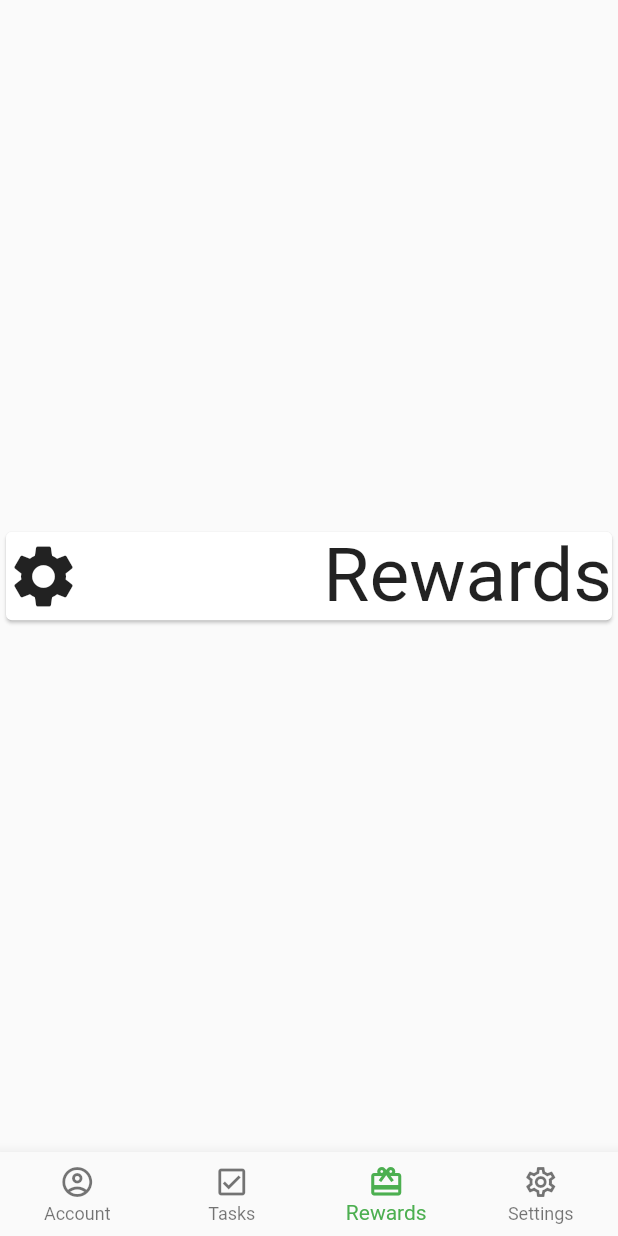
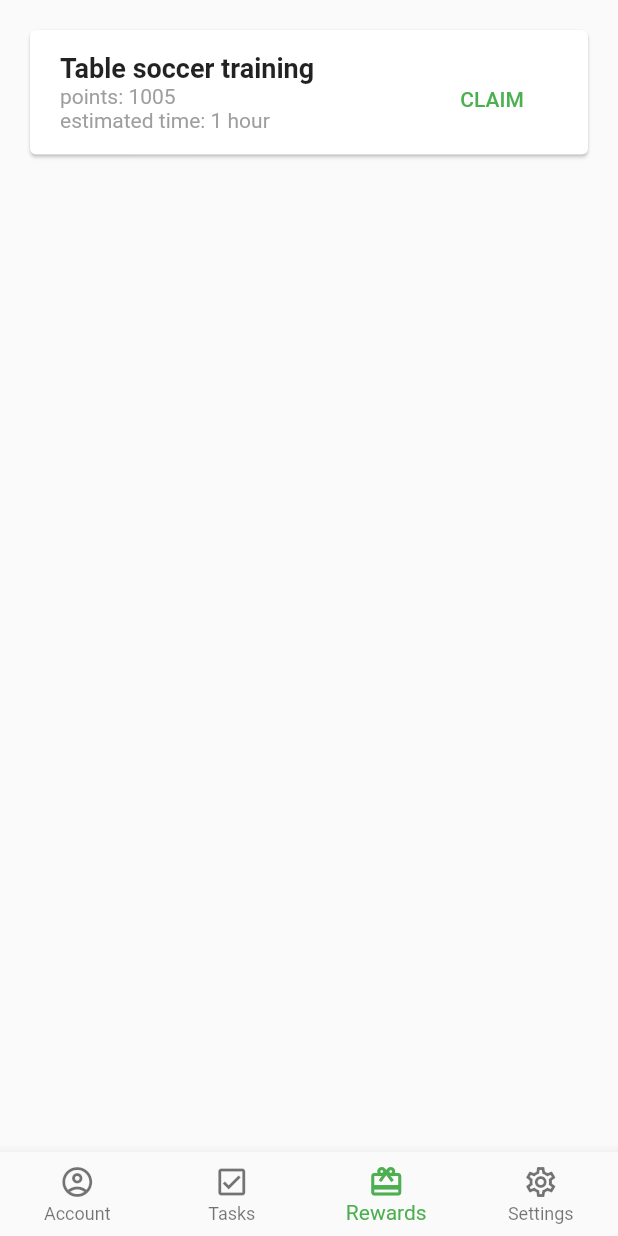
Before and after one commit to milua/housework, a Flutter app: the screen it shows after launch, item 3 of the bottom bar chosen, on a phone screen of 412 x 824 dp. Run offline on Flutter 3.47's test engine with Material 2 defaults, Android fonts, the phone set to English and light mode, and no system bars.

Commit message:
reward-card implementiert und Buttons hinzugefügt

```diff
--- /dev/null
+++ b/lib/rewards/components/reward-card.dart
@@ -0,0 +1,52 @@
+import 'package:flutter/material.dart';
+
+class RewardCard extends StatelessWidget {
+  @override
+  Widget build(BuildContext context) {
+    const TextStyle labelTextStyle = TextStyle(color: Colors.grey);
+
+    return Card(
+      child: Padding(
+        padding: const EdgeInsets.fromLTRB(20.0, 15.0, 20.0, 5.0),
+        child: Row(
+            mainAxisAlignment: MainAxisAlignment.spaceBetween,
+            crossAxisAlignment: CrossAxisAlignment.center,
+            children: <Widget>[
+              Column(
+                  mainAxisAlignment: MainAxisAlignment.start,
+                  crossAxisAlignment: CrossAxisAlignment.start,
+                  children: <Widget>[
+                    Text(
+                      'Table soccer training',
+                      style: TextStyle(
+                          fontSize: 18.0, fontWeight: FontWeight.bold),
+                    ),
+                    Text(
+                      'points: 1005',
+                      style: labelTextStyle,
+                    ),
+                    Text(
+                      'estimated time: 1 hour',
+                      style: labelTextStyle,
+                    ),
+                    SizedBox(height: 10),
+                  ]),
+              Column(
+                children: <Widget>[
+                  Row(
+                      mainAxisAlignment: MainAxisAlignment.end,
+                      children: <Widget>[
+                        FlatButton(
+                          child: Text("CLAIM"),
+                          onPressed: () {},
+                          textColor: Colors.green,
+                        ),
+                      ]),
+                ],
+              ),
+            ]),
+      ),
+      margin: EdgeInsets.all(20),
+    );
+  }
+}
--- a/lib/rewards/reward-page.dart
+++ b/lib/rewards/reward-page.dart
@@ -1,27 +1,12 @@
 import 'package:flutter/material.dart';
+import 'package:housework/rewards/components/reward-card.dart';
 
 class RewardPage extends StatelessWidget {
   @override
   Widget build(BuildContext context) {
     return Column(
-      mainAxisAlignment: MainAxisAlignment.center,
-      children: <Widget>[
-        Card(
-          child: Row(
-            mainAxisAlignment: MainAxisAlignment.spaceBetween,
-            children: <Widget>[
-              Icon(
-                Icons.settings,
-                size: 50.0,
-              ),
-              Text(
-                'Rewards',
-                style: TextStyle(fontSize: 50.0),
-              ),
-            ],
-          ),
-        )
-      ],
+      mainAxisAlignment: MainAxisAlignment.start,
+      children: <Widget>[RewardCard()],
     );
   }
 }
--- a/lib/tasks/tasks-page.dart
+++ b/lib/tasks/tasks-page.dart
@@ -6,7 +6,7 @@ class TasksPage extends StatelessWidget {
   @override
   Widget build(BuildContext context) {
     return Column(
-      mainAxisAlignment: MainAxisAlignment.center,
+      mainAxisAlignment: MainAxisAlignment.start,
       children: <Widget>[
         TaskCard(),
       ],
```
Also changed, not shown: lib/tasks/components/task-card.dart (+18 -12 lines).
